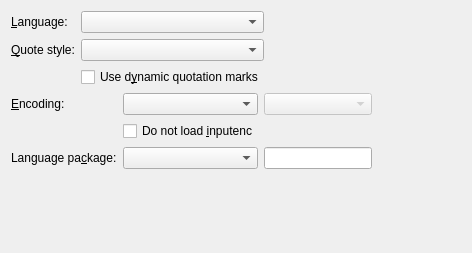
Above: src/frontends/qt4/ui/LanguageUi.ui from cburschka/lyx before the change. Below: the same form after it.
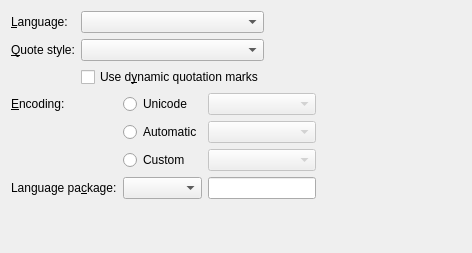
That is the form after the change.

```diff
--- a/src/frontends/qt4/ui/LanguageUi.ui
+++ b/src/frontends/qt4/ui/LanguageUi.ui
@@ -44,7 +44,11 @@
       </widget>
      </item>
      <item row="1" column="1">
-      <widget class="QComboBox" name="quoteStyleCO"/>
+      <widget class="QComboBox" name="quoteStyleCO">
+       <property name="toolTip">
+        <string>Select the default style of Quote insets.</string>
+       </property>
+      </widget>
      </item>
      <item row="2" column="0">
       <layout class="QHBoxLayout" name="horizontalLayout"/>
@@ -80,23 +84,44 @@
    <item row="1" column="0" colspan="2">
     <layout class="QGridLayout" name="gridLayout">
      <item row="0" column="2">
+      <widget class="QComboBox" name="unicodeEncodingCO">
+       <property name="enabled">
+        <bool>false</bool>
+       </property>
+       <property name="toolTip">
+        <string>Select Unicode (utf8) variant.</string>
+       </property>
+      </widget>
+     </item>
+     <item row="1" column="2">
+      <widget class="QComboBox" name="autoEncodingCO">
+       <property name="enabled">
+        <bool>false</bool>
+       </property>
+       <property name="toolTip">
+        <string>Specify whether to load the 'inputenc' package
+	  and write input encoding switch commands to the source.</string>
+       </property>
+      </widget>
+     </item>
+     <item row="2" column="2">
       <widget class="QComboBox" name="customEncodingCO">
        <property name="enabled">
         <bool>false</bool>
        </property>
        <property name="toolTip">
-        <string>If you selected a custom output encoding to the left, yo can specifiy it here</string>
+        <string>Select encoding</string>
        </property>
       </widget>
      </item>
-     <item row="2" column="1">
+     <item row="3" column="1">
       <widget class="QComboBox" name="languagePackageCO">
        <property name="toolTip">
         <string>Select which language package LyX should use</string>
        </property>
       </widget>
      </item>
-     <item row="2" column="0">
+     <item row="3" column="0">
       <widget class="QLabel" name="languagePackageLA">
        <property name="text">
         <string>Language pa&amp;ckage:</string>
@@ -111,41 +136,61 @@
        <property name="text">
         <string>&amp;Encoding:</string>
        </property>
+       <property name="toolTip">
+        <string>Encoding of the generated LaTeX source
+	  (LaTeX input encoding).</string>
+       </property>
        <property name="buddy">
-        <cstring>encodingCO</cstring>
+        <cstring>unicodeEncodingRB</cstring>
        </property>
       </widget>
      </item>
      <item row="0" column="1">
-      <widget class="QComboBox" name="encodingCO">
+      <widget class="QRadioButton" name="unicodeEncodingRB">
        <property name="enabled">
         <bool>true</bool>
        </property>
+       <property name="text">
+        <string>Unicode</string>
+       </property>
        <property name="toolTip">
-        <string>Here you might adjust the output encoding (used for LaTeX files)</string>
+        <string>Set input encoding to Unicode (utf8).</string>
        </property>
-       <property name="duplicatesEnabled">
-        <bool>false</bool>
+      </widget>
+     </item>
+     <item row="1" column="1">
+      <widget class="QRadioButton" name="autoEncodingRB">
+       <property name="enabled">
+        <bool>true</bool>
        </property>
+       <property name="text">
+        <string>Automatic</string>
+       </property>
+       <property name="toolTip">
+        <string>Use language specific legacy encodings.</string>
+       </property>
       </widget>
      </item>
-     <item row="2" column="2">
+     <item row="2" column="1">
+      <widget class="QRadioButton" name="customEncodingRB">
+       <property name="enabled">
+        <bool>true</bool>
+       </property>
+       <property name="text">
+        <string>Custom</string>
+       </property>
+       <property name="toolTip">
+        <string>Use custom document-wide encoding.</string>
+       </property>
+      </widget>
+     </item>
+     <item row="3" column="2">
       <widget class="QLineEdit" name="languagePackageLE">
        <property name="toolTip">
         <string>Enter the command to load the language package (default: \usepackage{babel})</string>
        </property>
       </widget>
      </item>
-     <item row="1" column="1">
-      <widget class="QCheckBox" name="noInputencCB">
-       <property name="toolTip">
-        <string>If this is checked, LyX does not load the inputenc LaTeX package</string>
-       </property>
-       <property name="text">
-        <string>Do not load &amp;inputenc</string>
-       </property>
-      </widget>
-     </item>
     </layout>
    </item>
    <item row="1" column="2">
```
